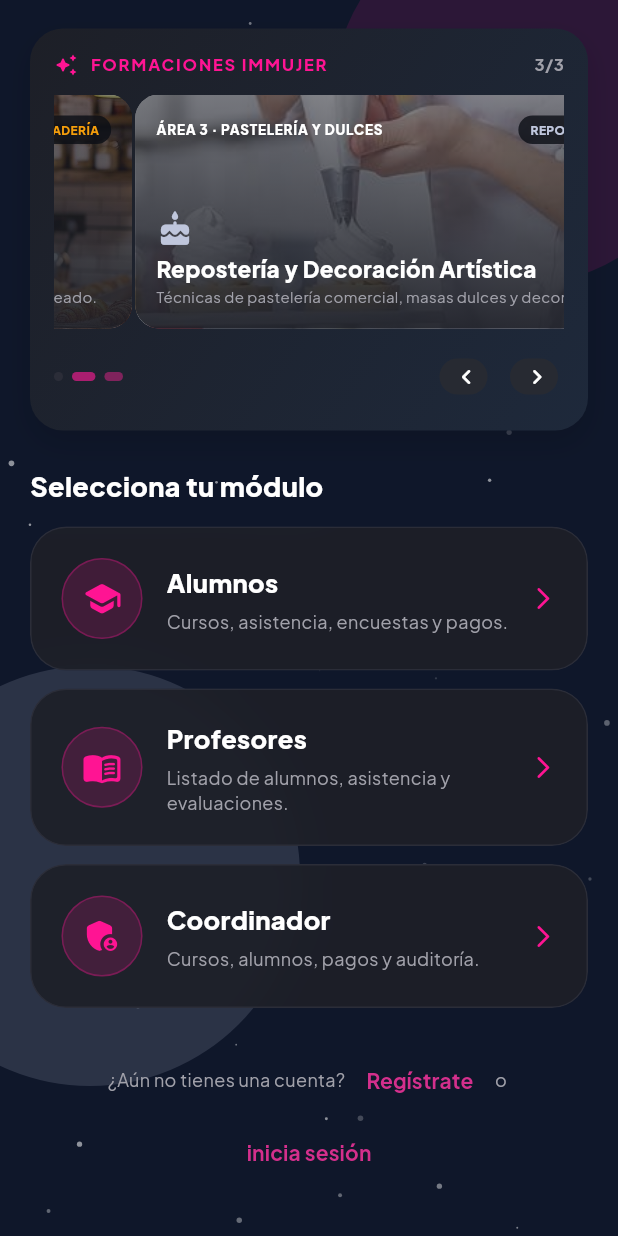
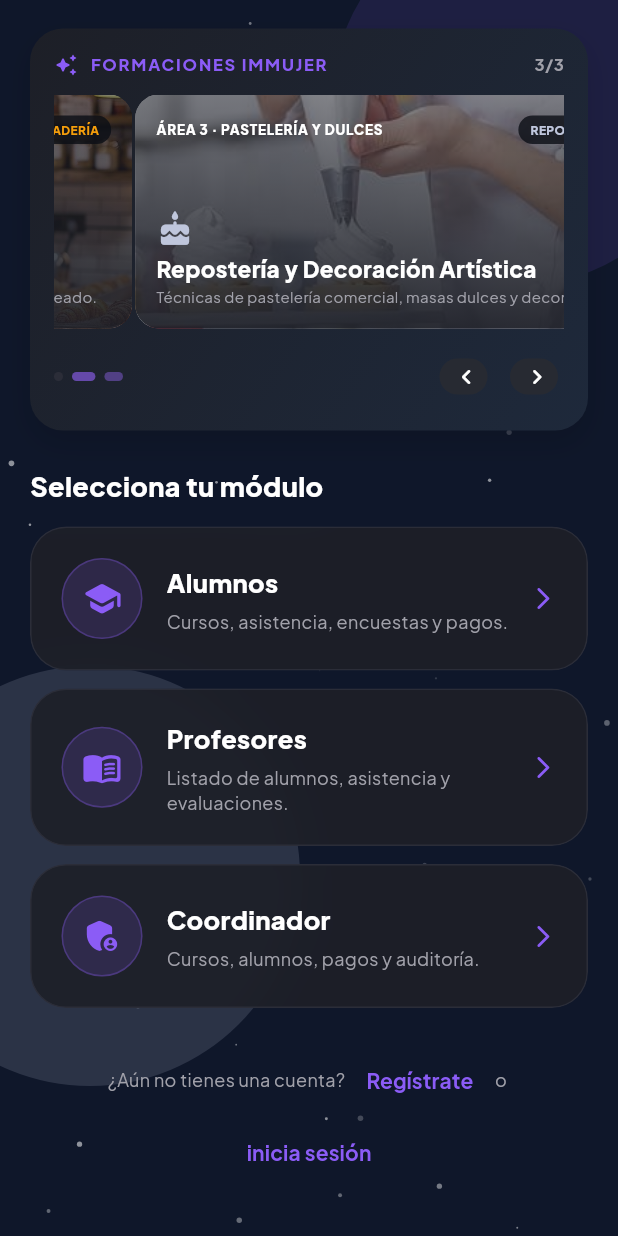
Before and after one commit to VladimirArguelles/umbral_immujer, a Flutter app: the screen it shows after launch, scrolled down 254 dp, on a phone screen of 412 x 824 dp. Run offline on Flutter 3.47's test engine with Material 3 defaults, Android fonts, the phone set to English and light mode, and no system bars; our stand-ins replace flutter_blue_plus, go_router, google_fonts, image_picker, material_symbols_icons, pdf and 3 more; accounts and stored records are empty; statements that could not run were skipped; project files that could hold a hidden picture were left out.

Commit message:
Actualizar acento fucsia a violeta
Co-authored-by: Copilot <223556219+Copilot@users.noreply.github.com>

```diff
--- a/lib/core/router/app_router.dart
+++ b/lib/core/router/app_router.dart
@@ -374,7 +374,7 @@ class _AuthenticatedDashboardPageState
                       ElevatedButton.icon(
                         style: ElevatedButton.styleFrom(
                           backgroundColor: AppTheme.primary,
-                          foregroundColor: Colors.white,
+                          foregroundColor: AppTheme.onPrimary,
                           padding: const EdgeInsets.symmetric(horizontal: 24, vertical: 14),
                           shape: RoundedRectangleBorder(borderRadius: BorderRadius.circular(12)),
                         ),
--- a/lib/features/coordinator/presentation/coordinator_dashboard_page.dart
+++ b/lib/features/coordinator/presentation/coordinator_dashboard_page.dart
@@ -335,7 +335,7 @@ class _CoordinatorDashboardPageState extends State<CoordinatorDashboardPage> {
               child: ElevatedButton.icon(
                 style: ElevatedButton.styleFrom(
                   backgroundColor: AppTheme.primary,
-                  foregroundColor: Colors.white,
+                  foregroundColor: AppTheme.onPrimary,
                   elevation: 0,
                   padding: const EdgeInsets.symmetric(horizontal: 10),
                   shape: RoundedRectangleBorder(borderRadius: BorderRadius.circular(10)),
--- a/lib/features/landing/presentation/widgets/landing_top_bar.dart
+++ b/lib/features/landing/presentation/widgets/landing_top_bar.dart
@@ -36,7 +36,7 @@ class LandingTopBar extends StatelessWidget {
             ),
           ),
 
-          // Botón estilo píldora rosa/magenta translúcido "Entrar"
+          // Botón estilo píldora violeta translúcido "Entrar"
           Container(
             decoration: BoxDecoration(
               borderRadius: BorderRadius.circular(30),
--- a/lib/features/landing/presentation/widgets/particles_background.dart
+++ b/lib/features/landing/presentation/widgets/particles_background.dart
@@ -14,7 +14,7 @@ class ParticlesBackground extends StatelessWidget {
       color: AppTheme.background,
       child: Stack(
         children: [
-          // Luces ambientales difuminadas (Glows púrpuras y magenta)
+          // Luces ambientales difuminadas (Glows púrpuras en tonos violetas)
           Positioned(
             top: -60,
             right: -60,
--- a/lib/features/reports/presentation/reports_screen.dart
+++ b/lib/features/reports/presentation/reports_screen.dart
@@ -467,14 +467,14 @@ class _ReportsScreenState extends State<ReportsScreen> {
               height: 16,
               child: CircularProgressIndicator(
                 strokeWidth: 2,
-                color: Colors.white,
+                color: AppTheme.onPrimary,
               ),
             )
           : const Icon(Symbols.visibility, size: 18),
       label: const Text('Ver Registros'),
       style: ElevatedButton.styleFrom(
         backgroundColor: AppTheme.primary,
-        foregroundColor: Colors.white,
+        foregroundColor: AppTheme.onPrimary,
         minimumSize: const Size(120, 44),
         padding: const EdgeInsets.symmetric(horizontal: 14),
         shape: RoundedRectangleBorder(borderRadius: BorderRadius.circular(10)),
--- a/lib/features/superadmin/presentation/configuracion_general_screen.dart
+++ b/lib/features/superadmin/presentation/configuracion_general_screen.dart
@@ -1667,7 +1667,7 @@ class _ConfiguracionGeneralScreenState
                 ElevatedButton.icon(
                   style: ElevatedButton.styleFrom(
                     backgroundColor: cPrimary,
-                    foregroundColor: Colors.white,
+                    foregroundColor: AppTheme.onPrimary,
                     padding: EdgeInsets.symmetric(
                       horizontal: isCompact ? 14 : 22,
                       vertical: isCompact ? 10 : 14,
--- a/lib/features/superadmin/presentation/gestion_alumnos_page.dart
+++ b/lib/features/superadmin/presentation/gestion_alumnos_page.dart
@@ -487,7 +487,7 @@ class _GestionAlumnosPageState extends State<GestionAlumnosPage> {
                     ElevatedButton.icon(
                       style: ElevatedButton.styleFrom(
                         backgroundColor: AppTheme.primary,
-                        foregroundColor: Colors.white,
+                        foregroundColor: AppTheme.onPrimary,
                         padding: const EdgeInsets.symmetric(horizontal: 16, vertical: 14),
                         shape: RoundedRectangleBorder(borderRadius: BorderRadius.circular(12)),
                       ),
--- a/lib/features/superadmin/presentation/gestion_cursos_page.dart
+++ b/lib/features/superadmin/presentation/gestion_cursos_page.dart
@@ -712,7 +712,7 @@ onReorder: (oldIndex, newIndex) {
               ElevatedButton.icon(
                 style: ElevatedButton.styleFrom(
                   backgroundColor: AppTheme.primary,
-                  foregroundColor: Colors.white,
+                  foregroundColor: AppTheme.onPrimary,
                 ),
                 onPressed: () async {
                   final messenger = ScaffoldMessenger.of(context);
@@ -874,7 +874,7 @@ onReorder: (oldIndex, newIndex) {
                     ElevatedButton.icon(
                       style: ElevatedButton.styleFrom(
                         backgroundColor: AppTheme.primary,
-                        foregroundColor: Colors.white,
+                        foregroundColor: AppTheme.onPrimary,
                         padding: const EdgeInsets.symmetric(horizontal: 16, vertical: 14),
                         shape: RoundedRectangleBorder(borderRadius: BorderRadius.circular(12)),
                       ),
--- a/lib/features/superadmin/presentation/gestion_profesores_page.dart
+++ b/lib/features/superadmin/presentation/gestion_profesores_page.dart
@@ -598,7 +598,7 @@ class _GestionProfesoresPageState extends State<GestionProfesoresPage> {
                     ElevatedButton.icon(
                       style: ElevatedButton.styleFrom(
                         backgroundColor: AppTheme.primary,
-                        foregroundColor: Colors.white,
+                        foregroundColor: AppTheme.onPrimary,
                         padding: const EdgeInsets.symmetric(horizontal: 16, vertical: 14),
                         shape: RoundedRectangleBorder(borderRadius: BorderRadius.circular(12)),
                       ),
--- a/lib/src/core/theme/app_theme.dart
+++ b/lib/src/core/theme/app_theme.dart
@@ -90,11 +90,9 @@ abstract final class AppTheme {
   /// porcentajes de éxito y barras de progreso.
   static const Color mintNeon = Color(0xFF0BD984);
 
-  /// Rosa Coral / Fucsia: Llamada a la acción (CTA) para botones principales,
-  /// insignias de alerta y notificaciones.
-  static const Color coralFuchsia = Color(0xFFFF1493);
-  static const Color coralFuchsiaSoft = Color(0xFFD42F8C);
-  static const Color primaryGlow = Color(0x59FF1493);
+  /// Acento violeta para acciones, selecciones y elementos principales.
+  static const Color violet = Color(0xFF8B5CF6);
+  static const Color primaryGlow = Color(0x598B5CF6);
 
   /// Blanco Puro: Tipografías principales de títulos, valores numéricos y textos destacados.
   static const Color pureWhite = Color(0xFFFFFFFF);
@@ -120,17 +118,17 @@ abstract final class AppTheme {
   static const Color outline = Color(0xFF3F424E);
   static const Color outlineVariant = Color(0xFF2B2D38);
   static const Color activeOutline = Color(0xFF334155);
-  /// Botones principales, acentos y llamadas a la acción (Rosa Coral / Fucsia)
-  static const Color primary = coralFuchsia;
-  static const Color onPrimary = Color(0xFF0F172A);
-  static const Color primaryContainer = coralFuchsiaSoft;
-  static const Color onPrimaryContainer = Color(0xFF0F172A);
-  static const Color primaryFixed = coralFuchsia;
-  static const Color primaryFixedDim = coralFuchsiaSoft;
-  static const Color onPrimaryFixed = Color(0xFF0F172A);
-  static const Color onPrimaryFixedVariant = Color(0xFF0F172A);
+  /// Botones principales, acentos y llamadas a la acción.
+  static const Color primary = violet;
+  static const Color onPrimary = Color(0xFF000000);
+  static const Color primaryContainer = violet;
+  static const Color onPrimaryContainer = Color(0xFF000000);
+  static const Color primaryFixed = violet;
+  static const Color primaryFixedDim = violet;
+  static const Color onPrimaryFixed = Color(0xFF000000);
+  static const Color onPrimaryFixedVariant = Color(0xFF000000);
   static const Color primaryDark = primary;
-  static const Color inversePrimary = Color(0xFFE11D48);
+  static const Color inversePrimary = Color(0xFF8B5CF6);
 
   static const Color secondary = Color(0xFFBFC6DC);
   static const Color onSecondary = Color(0xFF283041);
@@ -370,7 +368,7 @@ abstract final class AppTheme {
     const lightOnSurface = Color(0xFF1E232A);
     const lightOnSurfaceVariant = Color(0xFF64748B);
     const lightOutline = Color(0xFFE2E8F0);
-    const lightPrimary = coralFuchsia;
+    const lightPrimary = violet;
 
     final baseTextTheme = GoogleFonts.plusJakartaSansTextTheme(
       ThemeData.light().textTheme,
@@ -437,9 +435,9 @@ abstract final class AppTheme {
       colorScheme: const ColorScheme(
         brightness: Brightness.light,
         primary: lightPrimary,
-        onPrimary: Colors.white,
-        primaryContainer: coralFuchsiaSoft,
-        onPrimaryContainer: Color(0xFF0F172A),
+        onPrimary: Color(0xFF000000),
+        primaryContainer: violet,
+        onPrimaryContainer: Color(0xFF000000),
         secondary: Color(0xFF475569),
         onSecondary: Colors.white,
         secondaryContainer: Color(0xFFE2E8F0),
@@ -491,7 +489,7 @@ abstract final class AppTheme {
       elevatedButtonTheme: ElevatedButtonThemeData(
         style: ElevatedButton.styleFrom(
           backgroundColor: lightPrimary,
-          foregroundColor: Colors.white,
+          foregroundColor: onPrimary,
           padding: const EdgeInsets.symmetric(horizontal: 20, vertical: 14),
           shape: RoundedRectangleBorder(
             borderRadius: BorderRadius.circular(12),
```
Also changed, not shown: lib/features/printing/presentation/printer_settings_screen.dart (+4 -4 lines), lib/features/student/presentation/student_dashboard_page.dart (+14 -14 lines), 6 other files.
